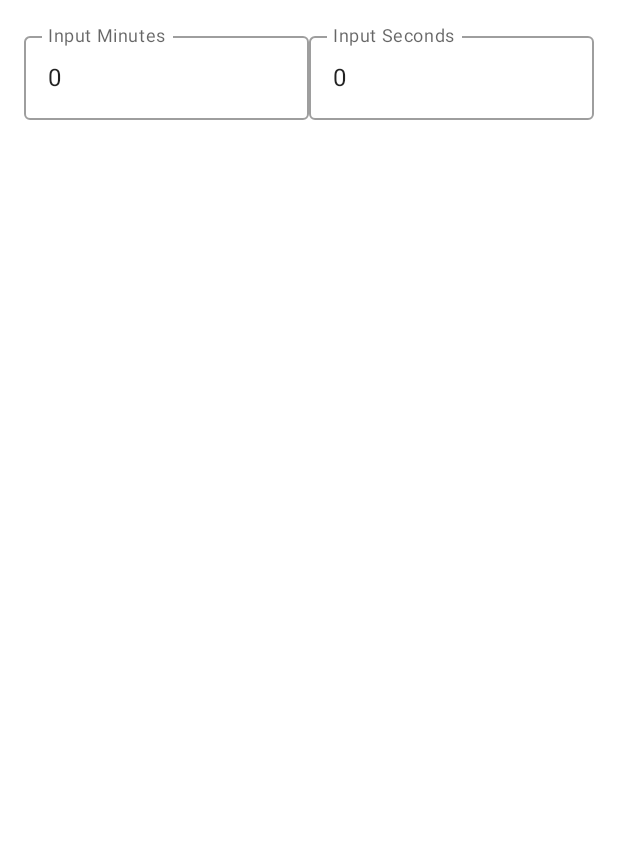
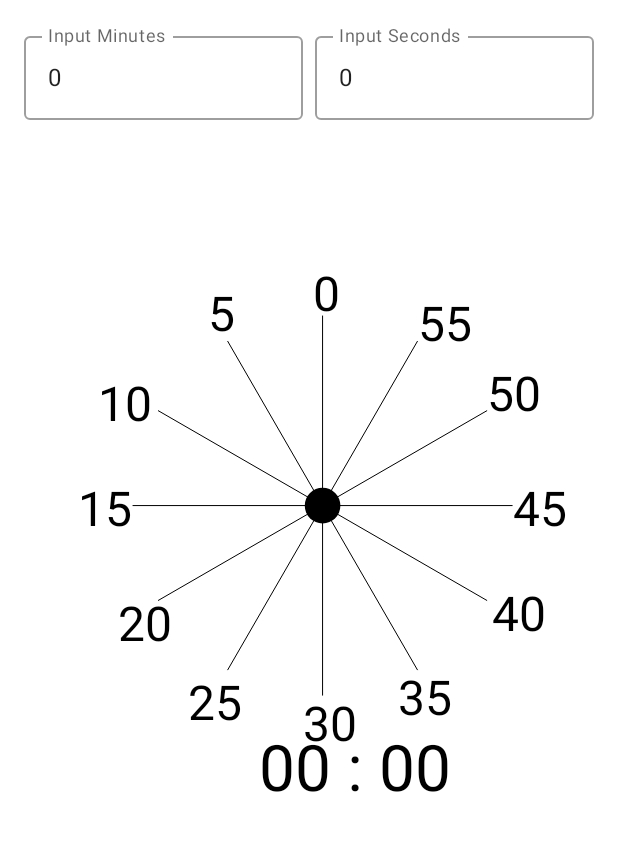
Before and after one commit to leeyookyoung/CountDownTimerForADC, an Android app built with Jetpack Compose: the screen it shows after launch (MainActivity), on a phone screen of 412 x 824 dp, the part 81-932 px from its top. Run offline under Robolectric (Android 15) with nearby library versions, the phone set to English and light mode, and no system bars.

Commit message:
version 3

```diff
--- a/app/src/main/java/com/example/androiddevchallenge/MainActivity.kt
+++ b/app/src/main/java/com/example/androiddevchallenge/MainActivity.kt
@@ -21,12 +21,16 @@ import androidx.activity.viewModels
 import androidx.appcompat.app.AppCompatActivity
 import androidx.compose.animation.AnimatedVisibility
 import androidx.compose.animation.ExperimentalAnimationApi
+import androidx.compose.foundation.Canvas
 import androidx.compose.foundation.layout.Column
 import androidx.compose.foundation.layout.Row
 import androidx.compose.foundation.layout.Spacer
+import androidx.compose.foundation.layout.fillMaxHeight
+import androidx.compose.foundation.layout.fillMaxSize
 import androidx.compose.foundation.layout.fillMaxWidth
 import androidx.compose.foundation.layout.height
 import androidx.compose.foundation.layout.padding
+import androidx.compose.foundation.layout.width
 import androidx.compose.foundation.text.KeyboardOptions
 import androidx.compose.material.Button
 import androidx.compose.material.MaterialTheme
@@ -38,12 +42,21 @@ import androidx.compose.runtime.mutableStateOf
 import androidx.compose.runtime.remember
 import androidx.compose.ui.Alignment
 import androidx.compose.ui.Modifier
+import androidx.compose.ui.geometry.Offset
+import androidx.compose.ui.geometry.Size
 import androidx.compose.ui.graphics.Color
+import androidx.compose.ui.graphics.Path
+import androidx.compose.ui.graphics.drawscope.Stroke
+import androidx.compose.ui.graphics.drawscope.drawIntoCanvas
+import androidx.compose.ui.graphics.nativeCanvas
 import androidx.compose.ui.text.input.KeyboardType
 import androidx.compose.ui.tooling.preview.Preview
 import androidx.compose.ui.unit.dp
 import androidx.compose.ui.unit.sp
 import com.example.androiddevchallenge.ui.theme.MyTheme
+import com.example.androiddevchallenge.ui.theme.red300
+import kotlin.math.cos
+import kotlin.math.sin
 
 class MainActivity : AppCompatActivity() {
 
@@ -68,6 +81,7 @@ fun MyApp(countDownViewModel: CountDownViewModel) {
         countDownStarted = countDownViewModel.countDownStarted,
         buttonExpanded = countDownViewModel.buttonExpanded,
         wrongNumberExpanded = countDownViewModel.wrongNumberExpanded,
+        setWrongNumber = countDownViewModel::setWrongNumber,
         validationCheck = countDownViewModel::validateNumCheck,
         onMinuteAndSecChanged = countDownViewModel::onMinuteAndSecChanged,
         startCountDown = countDownViewModel::startCountDown,
@@ -83,6 +97,7 @@ fun CountDownScreen(
     countDownStarted: Boolean,
     buttonExpanded: Boolean,
     wrongNumberExpanded: Boolean,
+    setWrongNumber: () -> Unit,
     validationCheck: (String, String) -> Unit,
     onMinuteAndSecChanged: (Int, Int) -> Unit,
     startCountDown: () -> Unit,
@@ -91,6 +106,13 @@ fun CountDownScreen(
 ) {
     var countDownMinStr = remember { mutableStateOf("0") }
     var countDownSecStr = remember { mutableStateOf("0") }
+    fun check(str1: String, str2: String) {
+        if (!str1.isEmpty()) {
+            validationCheck(str1, str2)
+        } else {
+            setWrongNumber()
+        }
+    }
     Surface(color = MaterialTheme.colors.background) {
         Column(
             modifier = Modifier
@@ -109,9 +131,7 @@ fun CountDownScreen(
                         value = countDownMinStr.value,
                         onValueChange = {
                             countDownMinStr.value = it
-                            if (!it.isEmpty()) {
-                                validationCheck(it, countDownSecStr.value)
-                            }
+                            check(it, countDownSecStr.value)
                         },
                         keyboardOptions = KeyboardOptions(keyboardType = KeyboardType.Number),
                         label = { Text("Input Minutes") },
@@ -119,13 +139,12 @@ fun CountDownScreen(
                         maxLines = 1,
                         modifier = Modifier.weight(0.5f)
                     )
+                    Spacer(modifier = Modifier.width(8.dp))
                     OutlinedTextField(
                         value = countDownSecStr.value,
                         onValueChange = {
                             countDownSecStr.value = it
-                            if (!it.isEmpty()) {
-                                validationCheck(countDownMinStr.value, it)
-                            }
+                            check(countDownMinStr.value, it)
                         },
                         keyboardOptions = KeyboardOptions(keyboardType = KeyboardType.Number),
                         label = { Text("Input Seconds") },
@@ -156,26 +175,112 @@ fun CountDownScreen(
                     }
                 }
             }
-            Spacer(modifier = Modifier.height(200.dp))
-            AnimatedVisibility(countDownStarted) {
-                Column(
-                    modifier = Modifier.fillMaxWidth(),
-                    horizontalAlignment = Alignment.CenterHorizontally
-                ) {
+            AnimatedVisibility(wrongNumberExpanded) {
+                Column(modifier = Modifier.fillMaxWidth()) {
                     Text(
-                        text = "${getCurrentCountDownSec(countDownMin, countDownSec)}",
-                        fontSize = 32.sp,
+                        text = "Wrong Minute or Second\nPlease input 60 below and only numbers",
+                        color = Color.Red,
+                        fontSize = 16.sp,
                     )
                 }
             }
+            Spacer(modifier = Modifier.height(50.dp))
 
-            AnimatedVisibility(wrongNumberExpanded) {
-                Text(
-                    text = "Wrong Minute or Second numbers",
-                    color = Color.Red,
-                    fontSize = 16.sp,
-                )
+            Column(
+                modifier = Modifier
+                    .fillMaxWidth()
+                    .fillMaxHeight(),
+                horizontalAlignment = Alignment.CenterHorizontally
+            ) {
+                CounterClockCanvas(getCurrentCountDownSec(countDownMin, countDownSec), countDownMin, countDownSec)
+//                    Text(
+//                        text = "${getCurrentCountDownSec(countDownMin, countDownSec)}",
+//                        fontSize = 32.sp,
+//                    )
             }
+        }
+    }
+}
+
+@Composable
+fun CounterClockCanvas(currentCountDownTime: String, min: Int, sec: Int) {
+    Canvas(modifier = Modifier.fillMaxSize()) {
+        val canvasWidth = size.width
+//        val canvasHeight = size.height
+
+        val arcWidth = canvasWidth / 1.5f
+        val arcCenter = arcWidth / 3.5f
+        val curSec = min * 60 + sec
+        drawArc(
+            startAngle = 270f,
+            sweepAngle = curSec * -0.1f,
+            useCenter = true,
+            color = red300,
+            size = Size(width = arcWidth, arcWidth),
+            topLeft = Offset(arcCenter, arcCenter)
+        )
+
+        val lineHeight = size.minDimension / 32
+//        val halfLineHeight = lineHeight/2
+        val radius = arcWidth / 2
+
+        val zeroCoordinate = arcCenter + radius
+//        val offsetList = mutableListOf<Offset>()
+
+        val paint = android.graphics.Paint()
+        paint.textSize = 48f
+        paint.color = 0xff000000.toInt()
+        val timeList = listOf<Int>(40, 35, 30, 25, 20, 15, 10, 5, 0, 55, 50, 45)
+        val addOffsetList = listOf<Pair<Int, Int>>(
+            Pair(5, 30), Pair(-20, 45), Pair(-20, 45),
+            Pair(-40, 50), Pair(-40, 40), Pair(-55, 20), Pair(-60, 10), Pair(-20, -10), Pair(-10, -5), Pair(0, 0), Pair(0, 0), Pair(0, 20)
+        )
+
+        for (i in 1..12) {
+            val nextX = (cos(Math.toRadians(i * 30.0)) * radius).toFloat()
+            val nextY = (sin(Math.toRadians(i * 30.0)) * radius).toFloat()
+            val x = zeroCoordinate + nextX
+            val y = zeroCoordinate + nextY
+
+            var path = Path()
+            path.moveTo(zeroCoordinate, zeroCoordinate)
+            path.lineTo(x, y)
+
+            drawPath(
+                path = path,
+                color = Color.Black,
+                style = Stroke(1f)
+            )
+
+            drawIntoCanvas {
+                val pair = addOffsetList[i - 1]
+                val offsetX = x + pair.first
+                val offsetY = y + pair.second
+
+                it.nativeCanvas.drawText("${timeList[i - 1]}", offsetX, offsetY, paint)
+            }
+        }
+
+//                        drawPoints(
+//                            points = offsetList,
+//                            pointMode = PointMode.Points,
+//                            cap = StrokeCap.Round,
+//                            strokeWidth = 15f,
+//                            color = Color.Black
+//                        )
+
+        val circleCenter = arcCenter + arcWidth / 2
+        drawCircle(
+            color = Color.Black,
+            center = Offset(x = circleCenter, y = circleCenter),
+            radius = lineHeight
+        )
+
+        val textPaint = android.graphics.Paint()
+        textPaint.textSize = 64f
+        textPaint.color = 0xff000000.toInt()
+        drawIntoCanvas {
+            it.nativeCanvas.drawText(currentCountDownTime, arcCenter + radius / 1.5f, arcCenter + radius * 2 + radius / 2, textPaint)
         }
     }
 }
--- a/app/src/main/java/com/example/androiddevchallenge/ui/theme/Color.kt
+++ b/app/src/main/java/com/example/androiddevchallenge/ui/theme/Color.kt
@@ -21,3 +21,4 @@ val purple200 = Color(0xFFBB86FC)
 val purple500 = Color(0xFF6200EE)
 val purple700 = Color(0xFF3700B3)
 val teal200 = Color(0xFF03DAC5)
+val red300 = Color(0xFFe57373)
```
Also changed, not shown: app/src/main/java/com/example/androiddevchallenge/CountDownViewModel.kt (+18 -2 lines), 4 other files.
